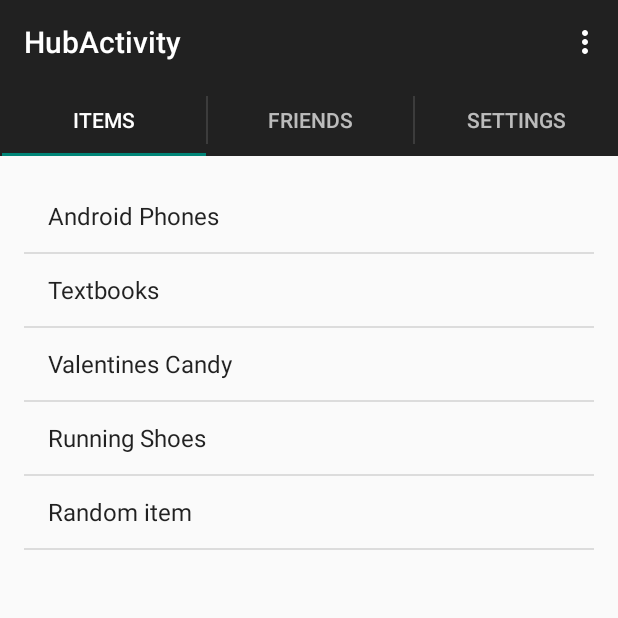
After one commit to as005448/2340project, an Android app: the HubActivity screen opened directly, with no data from a screen before it, on a phone screen of 412 x 824 dp, the top half of it. The commit adds this screen. Run offline under Robolectric (Android 15) with nearby library versions, the phone set to English and light mode, and no system bars.

Commit message:
Added Friends to Shopping app.
Added a few new activities. A new Hub activity which will hold the main
interface of the app. Lists a few fake items and has a few fake settings. Also
added a list view of friends, and an activity to add to the friend list during
the session. Added new Friend class to eventually be how we interact with
friends. Also changed some styles to make it compatible with non-android 5
phones. This work was done for M5.

```diff
--- /dev/null
+++ b/app/src/main/java/com/example/user/binarybeast/HubActivity.java
@@ -0,0 +1,244 @@
+package com.example.user.binarybeast;
+
+import java.util.ArrayList;
+import java.util.Locale;
+
+import android.content.Intent;
+import android.support.v7.app.ActionBarActivity;
+import android.support.v7.app.ActionBar;
+import android.support.v4.app.Fragment;
+import android.support.v4.app.FragmentManager;
+import android.support.v4.app.FragmentTransaction;
+import android.support.v4.app.FragmentPagerAdapter;
+import android.os.Bundle;
+import android.support.v4.view.ViewPager;
+import android.view.Gravity;
+import android.view.LayoutInflater;
+import android.view.Menu;
+import android.view.MenuItem;
+import android.view.View;
+import android.view.ViewGroup;
+import android.widget.ArrayAdapter;
+import android.widget.Button;
+import android.widget.LinearLayout;
+import android.widget.ListView;
+import java.util.Set;
+
+
+public class HubActivity extends ActionBarActivity implements ActionBar.TabListener {
+
+    /**
+     * The {@link android.support.v4.view.PagerAdapter} that will provide
+     * fragments for each of the sections. We use a
+     * {@link FragmentPagerAdapter} derivative, which will keep every
+     * loaded fragment in memory. If this becomes too memory intensive, it
+     * may be best to switch to a
+     * {@link android.support.v4.app.FragmentStatePagerAdapter}.
+     */
+    SectionsPagerAdapter mSectionsPagerAdapter;
+
+    /**
+     * The {@link ViewPager} that will host the section contents.
+     */
+    ViewPager mViewPager;
+
+    @Override
+    protected void onCreate(Bundle savedInstanceState) {
+        super.onCreate(savedInstanceState);
+        setContentView(R.layout.activity_hub);
+
+        // Set up the action bar.
+        final ActionBar actionBar = getSupportActionBar();
+        actionBar.setNavigationMode(ActionBar.NAVIGATION_MODE_TABS);
+
+        // Create the adapter that will return a fragment for each of the three
+        // primary sections of the activity.
+        mSectionsPagerAdapter = new SectionsPagerAdapter(getSupportFragmentManager());
+
+        // Set up the ViewPager with the sections adapter.
+        mViewPager = (ViewPager) findViewById(R.id.pager);
+        mViewPager.setAdapter(mSectionsPagerAdapter);
+
+        // When swiping between different sections, select the corresponding
+        // tab. We can also use ActionBar.Tab#select() to do this if we have
+        // a reference to the Tab.
+        mViewPager.setOnPageChangeListener(new ViewPager.SimpleOnPageChangeListener() {
+            @Override
+            public void onPageSelected(int position) {
+                actionBar.setSelectedNavigationItem(position);
+            }
+        });
+
+        // For each of the sections in the app, add a tab to the action bar.
+        for (int i = 0; i < mSectionsPagerAdapter.getCount(); i++) {
+            // Create a tab with text corresponding to the page title defined by
+            // the adapter. Also specify this Activity object, which implements
+            // the TabListener interface, as the callback (listener) for when
+            // this tab is selected.
+            actionBar.addTab(
+                    actionBar.newTab()
+                            .setText(mSectionsPagerAdapter.getPageTitle(i))
+                            .setTabListener(this));
+        }
+    }
+
+
+    @Override
+    public boolean onCreateOptionsMenu(Menu menu) {
+        // Inflate the menu; this adds items to the action bar if it is present.
+        getMenuInflater().inflate(R.menu.menu_hub, menu);
+        return true;
+    }
+
+    @Override
+    public boolean onOptionsItemSelected(MenuItem item) {
+        // Handle action bar item clicks here. The action bar will
+        // automatically handle clicks on the Home/Up button, so long
+        // as you specify a parent activity in AndroidManifest.xml.
+        int id = item.getItemId();
+
+        //noinspection SimplifiableIfStatement
+        if (id == R.id.action_settings) {
+            return true;
+        }
+
+        return super.onOptionsItemSelected(item);
+    }
+
+    @Override
+    public void onTabSelected(ActionBar.Tab tab, FragmentTransaction fragmentTransaction) {
+        // When the given tab is selected, switch to the corresponding page in
+        // the ViewPager.
+        mViewPager.setCurrentItem(tab.getPosition());
+    }
+
+    @Override
+    public void onTabUnselected(ActionBar.Tab tab, FragmentTransaction fragmentTransaction) {
+    }
+
+    @Override
+    public void onTabReselected(ActionBar.Tab tab, FragmentTransaction fragmentTransaction) {
+    }
+
+    /**
+     * A {@link FragmentPagerAdapter} that returns a fragment corresponding to
+     * one of the sections/tabs/pages.
+     */
+    public class SectionsPagerAdapter extends FragmentPagerAdapter {
+
+        public SectionsPagerAdapter(FragmentManager fm) {
+            super(fm);
+        }
+
+        @Override
+        public Fragment getItem(int position) {
+            // getItem is called to instantiate the fragment for the given page.
+            // Return a PlaceholderFragment (defined as a static inner class below).
+            return PlaceholderFragment.newInstance(position + 1);
+        }
+
+        @Override
+        public int getCount() {
+            // Show 3 total pages.
+            return 3;
+        }
+
+        @Override
+        public CharSequence getPageTitle(int position) {
+            Locale l = Locale.getDefault();
+            switch (position) {
+                case 0:
+                    return "Items";
+                    //return getString(R.string.title_section1).toUpperCase(l);
+                case 1:
+                    return "Friends";
+                    //return getString(R.string.title_section2).toUpperCase(l);
+                case 2:
+                    return "Settings";
+                    //return getString(R.string.title_section3).toUpperCase(l);
+            }
+            return null;
+        }
+    }
+
+    /**
+     * A placeholder fragment containing a simple view.
+     */
+    public static class PlaceholderFragment extends Fragment {
+        /**
+         * The fragment argument representing the section number for this
+         * fragment.
+         */
+        private static final String ARG_SECTION_NUMBER = "section_number";
+
+        /**
+         * Returns a new instance of this fragment for the given section
+         * number.
+         */
+        public static PlaceholderFragment newInstance(int sectionNumber) {
+            PlaceholderFragment fragment = new PlaceholderFragment();
+            Bundle args = new Bundle();
+            args.putInt(ARG_SECTION_NUMBER, sectionNumber);
+            fragment.setArguments(args);
+            return fragment;
+        }
+
+        public PlaceholderFragment() {
+        }
+
+        @Override
+        public View onCreateView(LayoutInflater inflater, ViewGroup container,
+                                 Bundle savedInstanceState) {
+            View rootView = inflater.inflate(R.layout.fragment_hub, container, false);
+            Bundle args = getArguments();
+            int sectionNum = args.getInt("section_number");
+            if(sectionNum != 2) {
+                Button addFriend = (Button) rootView.findViewById(R.id.add_friend_b);
+                addFriend.setVisibility(View.GONE);
+                ListView notFriendList = (ListView) rootView.findViewById(R.id.listView);
+                LinearLayout.LayoutParams params = (LinearLayout.LayoutParams) notFriendList.getLayoutParams();
+                params.weight = 1.0f;
+                notFriendList.setLayoutParams(params);
+                if(sectionNum == 1) {
+                    String[] items = { "Android Phones", "Textbooks", "Valentines Candy", "Running Shoes", "Random item"};
+                    ArrayAdapter<String> adapter = new ArrayAdapter<String>(getActivity(),
+                            android.R.layout.simple_list_item_1, items);
+                    notFriendList.setAdapter(adapter);
+                } else {
+                    String[] items = { "Settings Item 1", "Settings Item 2", "Settings Item 3", "Settings Item 4", "Settings Item 5"};
+                    ArrayAdapter<String> adapter = new ArrayAdapter<String>(getActivity(),
+                            android.R.layout.simple_list_item_1, items);
+                    notFriendList.setAdapter(adapter);
+                }
+            } else {
+                Set<String> users = Registration.accounts.getUserList();
+                String currentUser = Registration.accounts.getCurrentUser();
+                users.remove(currentUser);
+                ArrayList<String> Friends = new ArrayList<>();
+                Friends.addAll(users);
+                ArrayAdapter<String> adapter = new ArrayAdapter<String>(getActivity(),
+                        android.R.layout.simple_list_item_1, Friends);
+
+                ListView FriendList = (ListView) rootView.findViewById(R.id.listView);
+                FriendList.setAdapter(adapter);
+
+            }
+            return rootView;
+        }
+
+
+    }
+
+
+    /**
+     * Callback for the add friend button in the main HubActivity.
+     *
+     * Changes activity to the Add Friend Screen.
+     *
+     * @param view
+     */
+    public void AddFriend(View view) {
+        Intent intent = new Intent(this, FriendAdderActivity.class);
+        startActivity(intent);
+    }
+}
--- a/app/src/main/java/com/example/user/binarybeast/UserData.java
+++ b/app/src/main/java/com/example/user/binarybeast/UserData.java
@@ -1,6 +1,8 @@
 package com.example.user.binarybeast;
 
 import java.util.HashMap;
+import java.util.Set;
+
 import android.content.Context;
 
 /**
@@ -14,6 +16,8 @@ import android.content.Context;
 public class UserData {
     private HashMap<String, String> account;
     public UserDBHandler dbhandler;
+    private String currentUser;
+    public HashMap<String, Friend> friends;
 
     /* Constructor for the UserData.
      *
@@ -23,7 +27,13 @@ public class UserData {
         //this.account = new HashMap<String, String>();
         this.dbhandler = UserDBHandler.getInstance();
         this.account = dbhandler.getAllUsers();
+        this.friends = new HashMap<>();
         account.put("user","pass");
+        Set<String> names = account.keySet();
+        Friend temp = new Friend("temp", "temp@willchange");
+        for(String s : names) {
+            friends.put(s, temp);
+        }
     }
 
 
@@ -65,4 +75,41 @@ public class UserData {
     }
 
 
+    /**
+     * This function gets the set of friend names to the caller.
+     * It is used to populate the list view of friends.
+     *
+     * @return a set of friend names to the user.
+     */
+    public Set<String> getUserList() {
+        Set<String> set2 = friends.keySet();
+
+        return set2;
+    }
+
+    /**
+     * Sets the current user on login.
+     * Otherwise we don't know who we are logged in as
+     *
+     * @param user
+     */
+    public void setCurrentUser(String user) {
+        currentUser = user;
+    }
+
+    /**
+     * This returns the currently logged in user.
+     *
+     * @return the name of the current user.
+     */
+    public String getCurrentUser() {
+        return currentUser;
+    }
+
+    public void addFriend(String user, String email) {
+        Friend newFriendPerson = new Friend(user, email);
+        friends.put(user, newFriendPerson);
+    }
+
+
 }
--- a/app/src/main/java/com/example/user/binarybeast/login_activity.java
+++ b/app/src/main/java/com/example/user/binarybeast/login_activity.java
@@ -29,7 +29,8 @@ public class login_activity extends Activity {
         if (Registration.accounts.existAccount(username)) {
             if (Registration.accounts.verifyAccount(username, password)) {
                 //start activity, say you logged in, whatevers
-                Intent intent = new Intent(this, HomePage.class);
+                Registration.accounts.setCurrentUser(username);
+                Intent intent = new Intent(this, HubActivity.class);
                 startActivity(intent);
             } else {
                 Toast.makeText(login_activity.this, "Password incorrect!", Toast.LENGTH_LONG).show();
--- /dev/null
+++ b/app/src/main/res/layout/activity_hub.xml
@@ -0,0 +1,4 @@
+<android.support.v4.view.ViewPager xmlns:android="http://schemas.android.com/apk/res/android"
+    xmlns:tools="http://schemas.android.com/tools" android:id="@+id/pager"
+    android:layout_width="match_parent" android:layout_height="match_parent"
+    tools:context="com.example.user.binarybeast.HubActivity" />
--- /dev/null
+++ b/app/src/main/res/layout/fragment_hub.xml
@@ -0,0 +1,33 @@
+<RelativeLayout xmlns:android="http://schemas.android.com/apk/res/android"
+    xmlns:tools="http://schemas.android.com/tools" android:layout_width="match_parent"
+    android:layout_height="match_parent" android:paddingLeft="@dimen/activity_horizontal_margin"
+    android:paddingRight="@dimen/activity_horizontal_margin"
+    android:paddingTop="@dimen/activity_vertical_margin"
+    android:paddingBottom="@dimen/activity_vertical_margin"
+    tools:context="com.example.user.binarybeast.HubActivity$PlaceholderFragment">
+
+    <LinearLayout
+        android:orientation="vertical"
+        android:layout_width="fill_parent"
+        android:layout_height="fill_parent"
+        android:layout_alignParentRight="true"
+        android:layout_alignParentEnd="true">
+
+        <ListView
+            android:layout_width="wrap_content"
+            android:layout_height="wrap_content"
+            android:id="@+id/listView"
+            android:layout_alignParentTop="true"
+            android:layout_weight=".1" />
+        <Button
+            android:layout_width="match_parent"
+            android:layout_height="match_parent"
+            android:id="@+id/add_friend_b"
+            android:text="Add a Friend"
+            android:onClick="AddFriend"
+            android:layout_below="@+id/listView"
+            android:layout_weight=".9" />
+        </LinearLayout>
+
+
+</RelativeLayout>
--- /dev/null
+++ b/app/src/main/res/menu/menu_hub.xml
@@ -0,0 +1,7 @@
+<menu xmlns:android="http://schemas.android.com/apk/res/android"
+    xmlns:app="http://schemas.android.com/apk/res-auto"
+    xmlns:tools="http://schemas.android.com/tools"
+    tools:context="com.example.user.binarybeast.HubActivity">
+    <item android:id="@+id/action_settings" android:title="@string/action_settings"
+        android:orderInCategory="100" app:showAsAction="never" />
+</menu>
--- a/app/src/main/res/values-v21/styles.xml
+++ b/app/src/main/res/values-v21/styles.xml
@@ -1,5 +1,5 @@
 <?xml version="1.0" encoding="utf-8"?>
 <resources>
-    <style name="AppTheme" parent="android:Theme.Material.Light">
+        <style name="AppTheme2" parent="android:Theme.Material.Light">
     </style>
 </resources>
--- a/app/src/main/res/values/strings.xml
+++ b/app/src/main/res/values/strings.xml
@@ -7,5 +7,10 @@
     <string name="title_activity_login_activity">login_activity</string>
     <string name="title_activity_home_page">HomePage</string>
     <string name="title_activity_registration">Registration</string>
+    <string name="title_activity_hub">HubActivity</string>
+    <string name="title_section1">Section 1</string>
+    <string name="title_section2">Section 2</string>
+    <string name="title_section3">Section 3</string>
+    <string name="title_activity_friend_adder">FriendAdderActivity</string>
 
 </resources>
--- a/app/src/main/res/values/styles.xml
+++ b/app/src/main/res/values/styles.xml
@@ -1,7 +1,7 @@
 <resources>
 
     <!-- Base application theme. -->
-    <style name="AppTheme" parent="android:Theme.Holo.Light.DarkActionBar">
+    <style name="AppTheme" parent="Theme.AppCompat.Light.DarkActionBar">
         <!-- Customize your theme here. -->
     </style>
 
```
Also changed, not shown: app/src/main/AndroidManifest.xml (+8 -0 lines), app/src/main/java/com/example/user/binarybeast/Friend.java (added, +76 -0 lines), app/src/main/java/com/example/user/binarybeast/FriendAdderActivity.java (added, +56 -0 lines), app/src/main/res/layout/activity_friend_adder.xml (added, +61 -0 lines), app/src/main/res/menu/menu_friend_adder.xml (added, +7 -0 lines), 1 other file.
